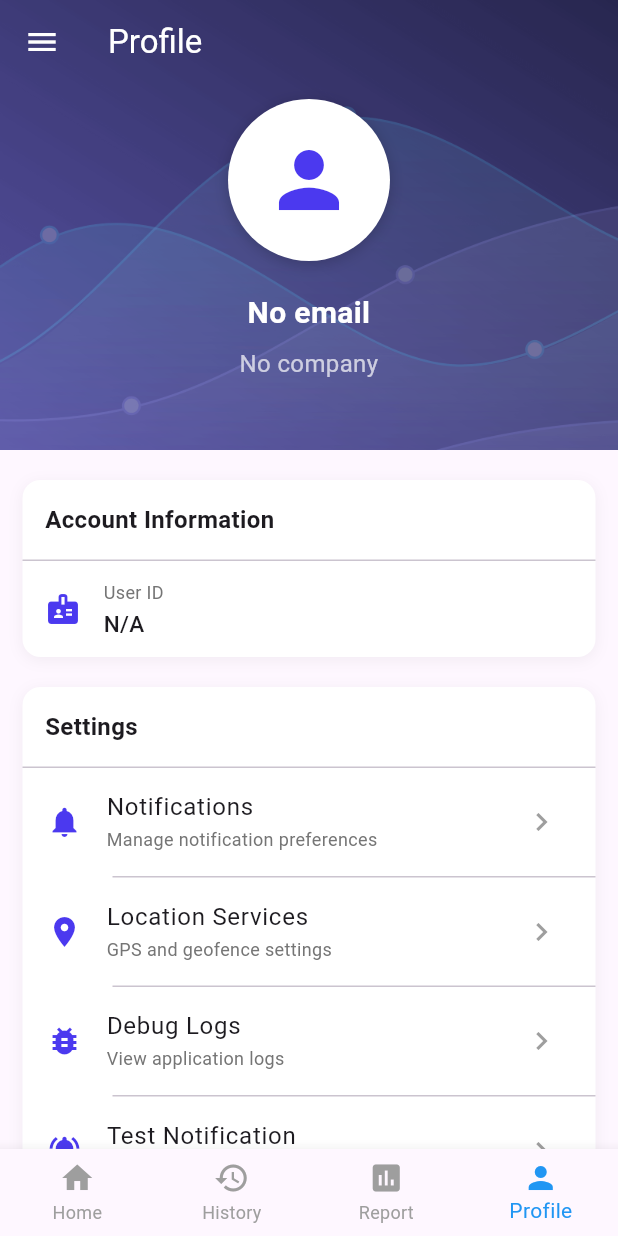
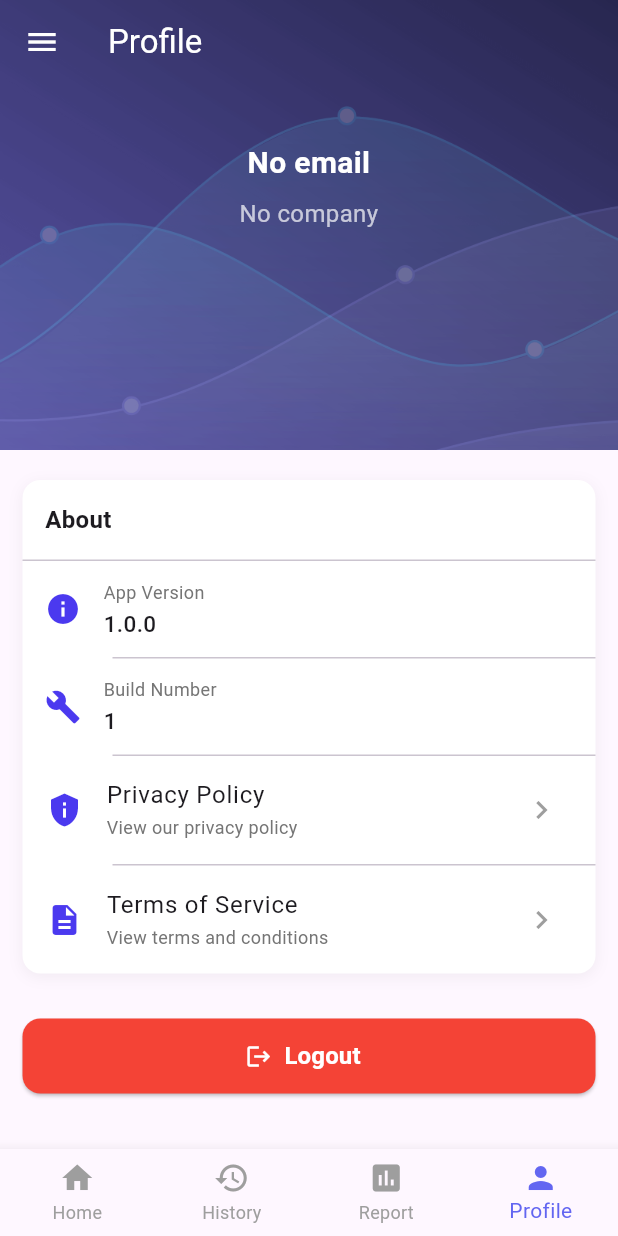
Before and after one commit to Lobakers/flutter_project, a Flutter app: the ProfilePage screen opened by its route, on a phone screen of 412 x 824 dp. Run offline on Flutter 3.47's test engine with Material 3 defaults, Android fonts, the phone set to English and light mode, and no system bars; our stand-ins replace device_info_plus, flutter_local_notifications, flutter_secure_storage, geolocator, image_picker, logger and 4 more; missing offline and left inert: flutter_foreground_task; accounts and stored records are empty; network calls fail.

```diff
--- a/lib/pages/profile_page.dart
+++ b/lib/pages/profile_page.dart
@@ -136,26 +136,26 @@ class _ProfilePageState extends State<ProfilePage> {
                   children: [
                     Container(
                       padding: const EdgeInsets.all(4),
-                      decoration: BoxDecoration(
-                        color: Colors.white,
-                        shape: BoxShape.circle,
-                        boxShadow: [
-                          BoxShadow(
-                            color: Colors.black.withOpacity(0.2),
-                            blurRadius: 8,
-                            offset: const Offset(0, 2),
-                          ),
-                        ],
-                      ),
-                      child: const CircleAvatar(
-                        radius: 50,
-                        backgroundColor: Colors.white,
-                        child: Icon(
-                          Icons.person,
-                          size: 60,
-                          color: BeeColor.buttonColor,
-                        ),
-                      ),
+                      // decoration: BoxDecoration(
+                      //   color: Colors.white,
+                      //   shape: BoxShape.circle,
+                      //   boxShadow: [
+                      //     BoxShadow(
+                      //       color: Colors.black.withOpacity(0.2),
+                      //       blurRadius: 8,
+                      //       offset: const Offset(0, 2),
+                      //     ),
+                      //   ],
+                      // ),
+                      // child: const CircleAvatar(
+                      //   radius: 50,
+                      //   backgroundColor: Colors.white,
+                      //   child: Icon(
+                      //     Icons.person,
+                      //     size: 60,
+                      //     color: BeeColor.buttonColor,
+                      //   ),
+                      // ),
                     ),
                     const SizedBox(height: 20),
                     Text(
@@ -189,10 +189,10 @@ class _ProfilePageState extends State<ProfilePage> {
         child: Column(
           children: [
             const SizedBox(height: 20),
-            _buildInfoSection(userId),
-            const SizedBox(height: 20),
-            _buildSettingsSection(),
-            const SizedBox(height: 20),
+            // _buildInfoSection(userId),
+            // const SizedBox(height: 20),
+            // _buildSettingsSection(),
+            // const SizedBox(height: 20),
             _buildAboutSection(),
             const SizedBox(height: 30),
             _buildLogoutButton(),
--- a/lib/routes/api.dart
+++ b/lib/routes/api.dart
@@ -12,7 +12,7 @@ class Api {
   static const String contract = devamscore + "/contract";
   static const String client_detail = devamscore + "/client/detail";
   static const String attendance_profile =
-      devamscore + "/admin/attendance/user";
+      devamscore + "/admin/attendance/user"; // button home/others...
   static const String clock = devamscore + "/clock/transaction";
   static const String clock_beewhere = devamscore + "/clock/beewhere/latest";
   static const String report = devamscore + "/clock/history-list";
--- a/lib/services/background_geofence_service.dart
+++ b/lib/services/background_geofence_service.dart
@@ -243,9 +243,9 @@ class GeofenceTaskHandler extends TaskHandler {
         return;
       }
 
-      final userGuid = userInfo['USER_GUID'] as String?;
+      final userGuid = userInfo['userId'] as String?;
       if (userGuid == null) {
-        LoggerService.error('No USER_GUID found', tag: 'GeofenceTaskHandler');
+        LoggerService.error('No userId found', tag: 'GeofenceTaskHandler');
         return;
       }
 
@@ -293,7 +293,7 @@ class GeofenceTaskHandler extends TaskHandler {
         Uri.parse('https://devamscore.beesuite.app/api/clock/transaction'),
         headers: {
           'Content-Type': 'application/json',
-          'Authorization': 'Bearer $token',
+          'Authorization': 'JWT $token',
         },
         body: jsonEncode({
           'userGuid': userGuid,
--- a/lib/widgets/bottom_nav.dart
+++ b/lib/widgets/bottom_nav.dart
@@ -16,7 +16,7 @@ class AppBottomNav extends StatelessWidget {
       currentIndex: currentIndex,
       onTap: onTap,
       type: BottomNavigationBarType.fixed,
-      selectedItemColor: Colors.blue,
+      selectedItemColor: Color(0xFF6366F1),
       unselectedItemColor: Colors.grey,
       items: const [
         BottomNavigationBarItem(icon: Icon(Icons.home), label: 'Home'),
```
Also changed, not shown: lib/pages/history_page.dart (+16 -16 lines), lib/pages/home_page.dart (+130 -42 lines).
